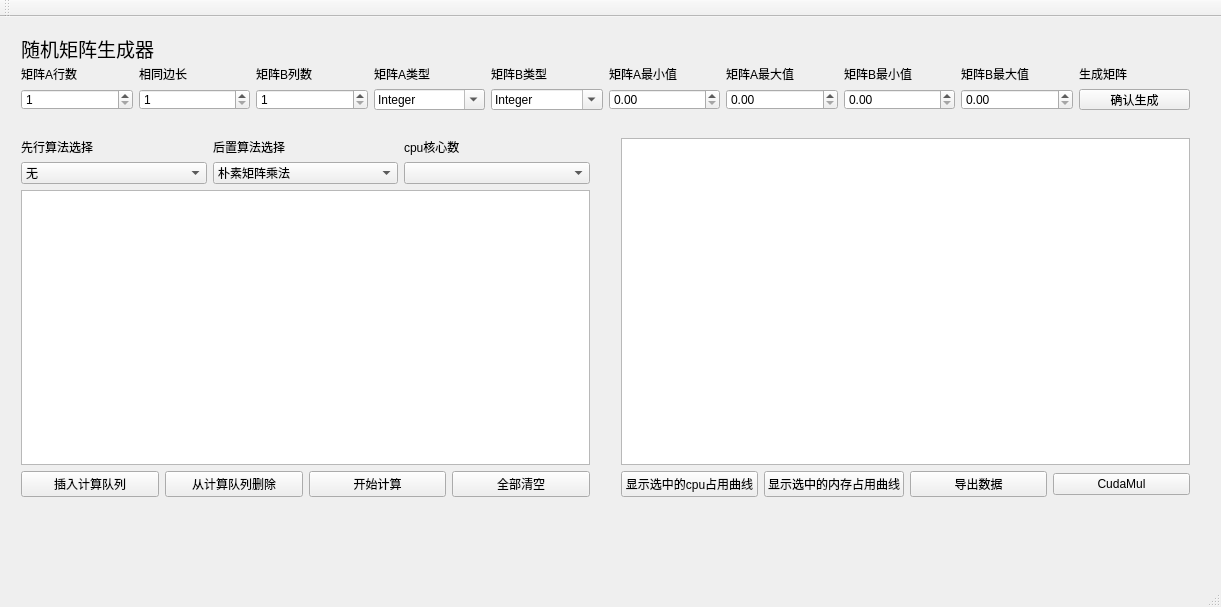
Above: QtMatrixOpenMP/QtMatrixOpenMP.ui from kbxpy12321/GradutionPro before the change. Below: the same form after it.
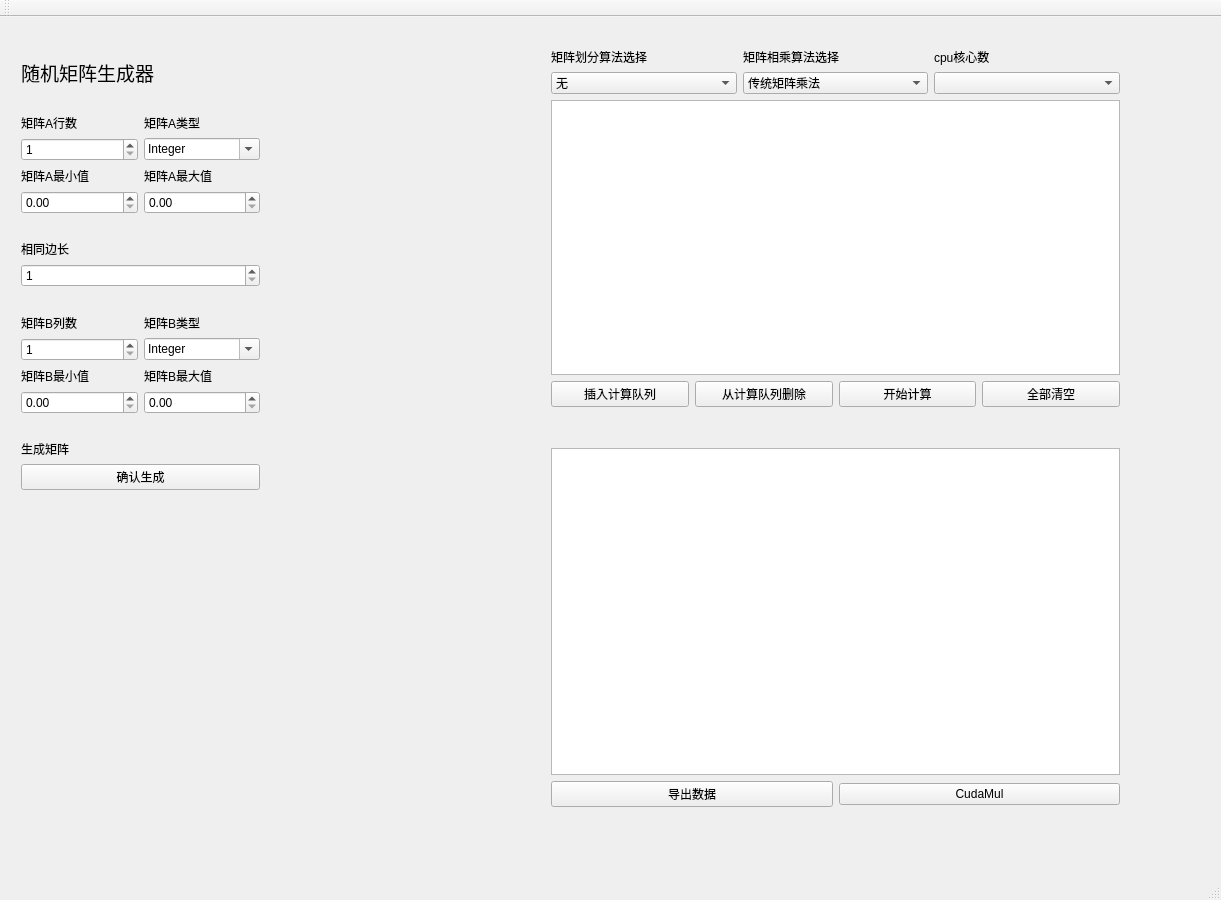
That is the form after the change.

What changed in the file:
```diff
--- a/QtMatrixOpenMP/QtMatrixOpenMP.ui
+++ b/QtMatrixOpenMP/QtMatrixOpenMP.ui
@@ -7,7 +7,7 @@
     <x>0</x>
     <y>0</y>
     <width>1221</width>
-    <height>607</height>
+    <height>900</height>
    </rect>
   </property>
   <property name="windowTitle">
@@ -17,8 +17,8 @@
    <widget class="QWidget" name="gridLayoutWidget_2">
     <property name="geometry">
      <rect>
-      <x>10</x>
-      <y>110</y>
+      <x>540</x>
+      <y>20</y>
       <width>591</width>
       <height>381</height>
      </rect>
@@ -61,12 +61,12 @@
         <widget class="QComboBox" name="comboBox_algoNormal">
          <item>
           <property name="text">
-           <string>朴素矩阵乘法</string>
+           <string>传统矩阵乘法</string>
           </property>
          </item>
          <item>
           <property name="text">
-           <string>朴素并行乘法</string>
+           <string>传统并行矩阵乘法</string>
           </property>
          </item>
          <item>
@@ -118,14 +118,14 @@
        <item>
         <widget class="QLabel" name="label_name_algoformer">
          <property name="text">
-          <string>先行算法选择</string>
+          <string>矩阵划分算法选择</string>
          </property>
         </widget>
        </item>
        <item>
         <widget class="QLabel" name="label_name_algolatter">
          <property name="text">
-          <string>后置算法选择</string>
+          <string>矩阵相乘算法选择</string>
          </property>
         </widget>
        </item>
@@ -140,152 +140,198 @@
      </item>
     </layout>
    </widget>
-   <widget class="QWidget" name="gridLayoutWidget_3">
+   <widget class="QWidget" name="gridLayoutWidget">
+    <property name="geometry">
+     <rect>
+      <x>540</x>
+      <y>420</y>
+      <width>591</width>
+      <height>381</height>
+     </rect>
+    </property>
+    <layout class="QGridLayout" name="gridLayout_rescal">
+     <item row="1" column="0">
+      <layout class="QHBoxLayout" name="horizontalLayout_resbygraph">
+       <item>
+        <widget class="QPushButton" name="pushButton_coutdata">
+         <property name="text">
+          <string>导出数据</string>
+         </property>
+        </widget>
+       </item>
+       <item>
+        <widget class="QPushButton" name="pushButton_showcudares">
+         <property name="text">
+          <string>CudaMul</string>
+         </property>
+        </widget>
+       </item>
+      </layout>
+     </item>
+     <item row="0" column="0">
+      <widget class="QTableView" name="tableView_showres"/>
+     </item>
+    </layout>
+   </widget>
+   <widget class="QWidget" name="gridLayoutWidget_5">
     <property name="geometry">
      <rect>
       <x>10</x>
-      <y>10</y>
-      <width>1191</width>
-      <height>93</height>
+      <y>30</y>
+      <width>261</width>
+      <height>454</height>
      </rect>
     </property>
-    <layout class="QGridLayout" name="gridLayout_randommatrix">
+    <layout class="QGridLayout" name="gridLayout_randommaker">
+     <item row="0" column="0">
+      <widget class="QLabel" name="label_name_matrixmaker">
+       <property name="sizePolicy">
+        <sizepolicy hsizetype="Preferred" vsizetype="Maximum">
+         <horstretch>0</horstretch>
+         <verstretch>0</verstretch>
+        </sizepolicy>
+       </property>
+       <property name="font">
+        <font>
+         <family>Agency FB</family>
+         <pointsize>14</pointsize>
+        </font>
+       </property>
+       <property name="text">
+        <string>随机矩阵生成器</string>
+       </property>
+      </widget>
+     </item>
+     <item row="10" column="0">
+      <layout class="QGridLayout" name="gridLayout_makematrix">
+       <item row="0" column="0">
+        <widget class="QLabel" name="label_name_makematrix">
+         <property name="text">
+          <string>生成矩阵</string>
+         </property>
+        </widget>
+       </item>
+       <item row="1" column="0">
+        <widget class="QPushButton" name="pushButton_confirmmake">
+         <property name="text">
+          <string>确认生成</string>
+         </property>
+        </widget>
+       </item>
+      </layout>
+     </item>
+     <item row="9" column="0">
+      <widget class="QLabel" name="label_blank4">
+       <property name="text">
+        <string/>
+       </property>
+      </widget>
+     </item>
+     <item row="3" column="0">
+      <widget class="QLabel" name="label_blank2">
+       <property name="text">
+        <string/>
+       </property>
+      </widget>
+     </item>
+     <item row="7" column="0">
+      <widget class="QLabel" name="label_blank3">
+       <property name="text">
+        <string/>
+       </property>
+      </widget>
+     </item>
      <item row="1" column="0">
-      <layout class="QHBoxLayout" name="horizontalLayout_name_matrixpara">
-       <item>
-        <widget class="QLabel" name="label_name_ARow">
-         <property name="text">
-          <string>矩阵A行数</string>
-         </property>
-        </widget>
+      <widget class="QLabel" name="label_blank1">
+       <property name="text">
+        <string/>
+       </property>
+      </widget>
+     </item>
+     <item row="8" column="0">
+      <layout class="QGridLayout" name="gridLayout_matrixbmake">
+       <item row="3" column="1">
+        <widget class="QDoubleSpinBox" name="doubleSpinBox_Bmax"/>
        </item>
-       <item>
-        <widget class="QLabel" name="label_name_sameside">
-         <property name="text">
-          <string>相同边长</string>
+       <item row="1" column="1">
+        <widget class="QComboBox" name="comboBox_Btype">
+         <property name="editable">
+          <bool>true</bool>
          </property>
+         <item>
+          <property name="text">
+           <string>Integer</string>
+          </property>
+         </item>
+         <item>
+          <property name="text">
+           <string>Float</string>
+          </property>
+         </item>
+         <item>
+          <property name="text">
+           <string>Double</string>
+          </property>
+         </item>
+         <item>
+          <property name="text">
+           <string>Long Long</string>
+          </property>
+         </item>
         </widget>
        </item>
-       <item>
+       <item row="3" column="0">
+        <widget class="QDoubleSpinBox" name="doubleSpinBox_Bmin"/>
+       </item>
+       <item row="0" column="0">
         <widget class="QLabel" name="label_name_Bcol">
          <property name="text">
           <string>矩阵B列数</string>
          </property>
         </widget>
        </item>
-       <item>
-        <widget class="QLabel" name="label_name_Atype">
-         <property name="text">
-          <string>矩阵A类型</string>
+       <item row="1" column="0">
+        <widget class="QSpinBox" name="spinBox_Bcol">
+         <property name="sizePolicy">
+          <sizepolicy hsizetype="Minimum" vsizetype="Fixed">
+           <horstretch>0</horstretch>
+           <verstretch>0</verstretch>
+          </sizepolicy>
+         </property>
+         <property name="minimum">
+          <number>1</number>
+         </property>
+         <property name="maximum">
+          <number>10000</number>
          </property>
         </widget>
        </item>
-       <item>
+       <item row="0" column="1">
         <widget class="QLabel" name="label_name_Btype">
          <property name="text">
           <string>矩阵B类型</string>
          </property>
         </widget>
        </item>
-       <item>
-        <widget class="QLabel" name="label_name_Amin">
-         <property name="text">
-          <string>矩阵A最小值</string>
-         </property>
-        </widget>
-       </item>
-       <item>
-        <widget class="QLabel" name="label_name_Amax">
-         <property name="text">
-          <string>矩阵A最大值</string>
-         </property>
-        </widget>
-       </item>
-       <item>
-        <widget class="QLabel" name="label_name_Bmin">
-         <property name="text">
-          <string>矩阵B最小值</string>
-         </property>
-        </widget>
-       </item>
-       <item>
+       <item row="2" column="1">
         <widget class="QLabel" name="label_name_Bmax">
          <property name="text">
           <string>矩阵B最大值</string>
          </property>
         </widget>
        </item>
-       <item>
-        <widget class="QLabel" name="label_name_makematrix">
+       <item row="2" column="0">
+        <widget class="QLabel" name="label_name_Bmin">
          <property name="text">
-          <string>生成矩阵</string>
-         </property>
-        </widget>
-       </item>
-      </layout>
-     </item>
-     <item row="0" column="0">
-      <layout class="QHBoxLayout" name="horizontalLayout_name_randommatrix">
-       <item>
-        <widget class="QLabel" name="label_name_matrixmaker">
-         <property name="sizePolicy">
-          <sizepolicy hsizetype="Preferred" vsizetype="Maximum">
-           <horstretch>0</horstretch>
-           <verstretch>0</verstretch>
-          </sizepolicy>
-         </property>
-         <property name="font">
-          <font>
-           <family>Agency FB</family>
-           <pointsize>14</pointsize>
-          </font>
-         </property>
-         <property name="text">
-          <string>随机矩阵生成器</string>
+          <string>矩阵B最小值</string>
          </property>
         </widget>
        </item>
       </layout>
      </item>
      <item row="2" column="0">
-      <layout class="QHBoxLayout" name="horizontalLayout_matrixpara">
-       <item>
-        <widget class="QSpinBox" name="spinBox_Arow">
-         <property name="minimum">
-          <number>1</number>
-         </property>
-         <property name="maximum">
-          <number>10000</number>
-         </property>
-        </widget>
-       </item>
-       <item>
-        <widget class="QSpinBox" name="spinBox_sameside">
-         <property name="minimum">
-          <number>1</number>
-         </property>
-         <property name="maximum">
-          <number>10000</number>
-         </property>
-        </widget>
-       </item>
-       <item>
-        <widget class="QSpinBox" name="spinBox_Bcol">
-         <property name="sizePolicy">
-          <sizepolicy hsizetype="Minimum" vsizetype="Fixed">
-           <horstretch>0</horstretch>
-           <verstretch>0</verstretch>
-          </sizepolicy>
-         </property>
-         <property name="minimum">
-          <number>1</number>
-         </property>
-         <property name="maximum">
-          <number>10000</number>
-         </property>
-        </widget>
-       </item>
-       <item>
+      <layout class="QGridLayout" name="gridLayout_matrixamake">
+       <item row="1" column="1">
         <widget class="QComboBox" name="comboBox_Atype">
          <property name="enabled">
           <bool>true</bool>
@@ -315,103 +361,101 @@
          </item>
         </widget>
        </item>
-       <item>
-        <widget class="QComboBox" name="comboBox_Btype">
-         <property name="editable">
-          <bool>true</bool>
+       <item row="0" column="1">
+        <widget class="QLabel" name="label_name_Atype">
+         <property name="text">
+          <string>矩阵A类型</string>
          </property>
-         <item>
-          <property name="text">
-           <string>Integer</string>
-          </property>
-         </item>
-         <item>
-          <property name="text">
-           <string>Float</string>
-          </property>
-         </item>
-         <item>
-          <property name="text">
-           <string>Double</string>
-          </property>
-         </item>
-         <item>
-          <property name="text">
-           <string>Long Long</string>
-          </property>
-         </item>
         </widget>
        </item>
-       <item>
+       <item row="2" column="0">
+        <widget class="QLabel" name="label_name_Amin">
+         <property name="text">
+          <string>矩阵A最小值</string>
+         </property>
+        </widget>
+       </item>
+       <item row="1" column="0">
+        <widget class="QSpinBox" name="spinBox_Arow">
+         <property name="minimum">
+          <number>1</number>
+         </property>
+         <property name="maximum">
+          <number>10000</number>
+         </property>
+        </widget>
+       </item>
+       <item row="0" column="0">
+        <widget class="QLabel" name="label_name_ARow">
+         <property name="text">
+          <string>矩阵A行数</string>
+         </property>
+        </widget>
+       </item>
+       <item row="2" column="1">
+        <widget class="QLabel" name="label_name_Amax">
+         <property name="text">
+          <string>矩阵A最大值</string>
+         </property>
+        </widget>
+       </item>
+       <item row="3" column="0">
         <widget class="QDoubleSpinBox" name="doubleSpinBox_Amin"/>
        </item>
-       <item>
+       <item row="3" column="1">
         <widget class="QDoubleSpinBox" name="doubleSpinBox_Amax"/>
        </item>
-       <item>
-        <widget class="QDoubleSpinBox" name="doubleSpinBox_Bmin"/>
-       </item>
-       <item>
-        <widget class="QDoubleSpinBox" name="doubleSpinBox_Bmax"/>
-       </item>
-       <item>
-        <widget class="QPushButton" name="pushButton_confirmmake">
-         <property name="text">
-          <string>确认生成</string>
-         </property>
-        </widget>
-       </item>
       </layout>
      </item>
-    </layout>
-   </widget>
-   <widget class="QWidget" name="gridLayoutWidget">
-    <property name="geometry">
-     <rect>
-      <x>610</x>
-      <y>110</y>
-      <width>591</width>
-      <height>381</height>
-     </rect>
-    </property>
-    <layout class="QGridLayout" name="gridLayout_rescal">
-     <item row="0" column="0">
-      <widget class="QTableView" name="tableView_showres"/>
-     </item>
-     <item row="1" column="0">
-      <layout class="QHBoxLayout" name="horizontalLayout_resbygraph">
-       <item>
-        <widget class="QPushButton" name="pushButton_showcpucurve">
+     <item row="4" column="0">
+      <layout class="QGridLayout" name="gridLayout_setsameside">
+       <item row="0" column="0">
+        <widget class="QLabel" name="label_name_sameside">
          <property name="text">
-          <string>显示选中的cpu占用曲线</string>
+          <string>相同边长</string>
          </property>
         </widget>
        </item>
-       <item>
-        <widget class="QPushButton" name="pushButton_showmemcurve">
-         <property name="text">
-          <string>显示选中的内存占用曲线</string>
+       <item row="1" column="0">
+        <widget class="QSpinBox" name="spinBox_sameside">
+         <property name="minimum">
+          <number>1</number>
          </property>
-        </widget>
-       </item>
-       <item>
-        <widget class="QPushButton" name="pushButton_coutdata">
-         <property name="text">
-          <string>导出数据</string>
+         <property name="maximum">
+          <number>10000</number>
          </property>
         </widget>
        </item>
-       <item>
-        <widget class="QPushButton" name="pushButton_showcudares">
-         <property name="text">
-          <string>CudaMul</string>
-         </property>
-        </widget>
-       </item>
       </layout>
      </item>
     </layout>
    </widget>
+   <widget class="QLabel" name="label_5">
+    <property name="geometry">
+     <rect>
+      <x>480</x>
+      <y>390</y>
+      <width>259</width>
+      <height>15</height>
+     </rect>
+    </property>
+    <property name="text">
+     <string/>
+    </property>
+   </widget>
+   <widget class="QLabel" name="label_6">
+    <property name="geometry">
+     <rect>
+      <x>480</x>
+      <y>400</y>
+      <width>259</width>
+      <height>15</height>
+     </rect>
+    </property>
+    <property name="text">
+     <string/>
+    </property>
+   </widget>
   </widget>
   <widget class="QMenuBar" name="menuBar">
    <property name="geometry">
```
